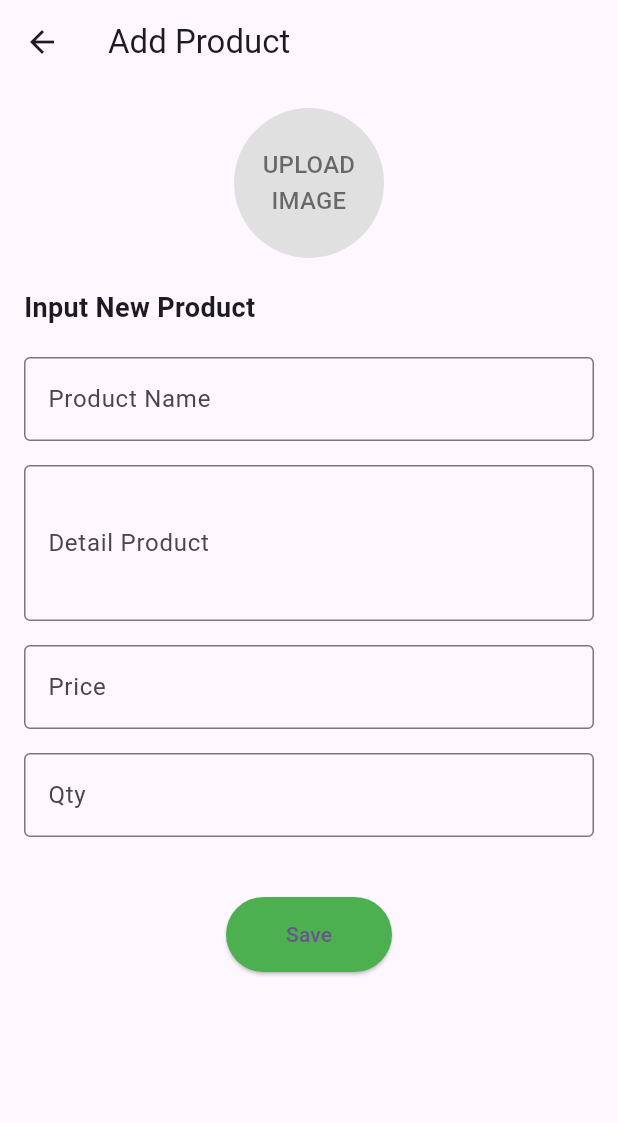
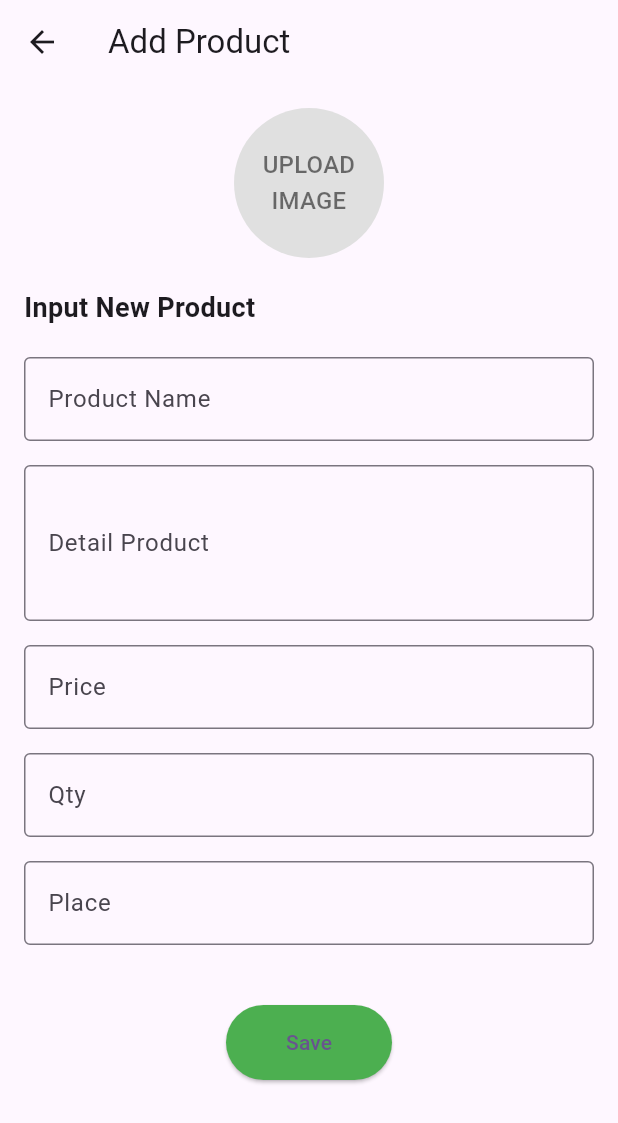
Before and after one commit to Alfaregi/inventori, a Flutter app: the AddProductPage screen opened directly, on a phone screen of 412 x 824 dp. Shown: the top 1123 px of the screen. Run offline on Flutter 3.47's test engine with Material 3 defaults, Android fonts, the phone set to English and light mode, and no system bars; our stand-ins replace get, image_picker, shared_preferences, webview_flutter; accounts and stored records are empty.

```diff
--- a/lib/admin/addproduct_admin.dart
+++ b/lib/admin/addproduct_admin.dart
@@ -27,6 +27,7 @@ class _AddProductPageState extends State<AddProductPage> {
   final TextEditingController productDetailController = TextEditingController();
   final TextEditingController priceController = TextEditingController();
   final TextEditingController qtyController = TextEditingController();
+  final TextEditingController placeController = TextEditingController();
   final ImagePicker _picker = ImagePicker();
   XFile? _image;
   String? selectedCategory; // Variable to hold the selected category
@@ -38,6 +39,7 @@ class _AddProductPageState extends State<AddProductPage> {
     productDetailController.dispose();
     priceController.dispose();
     qtyController.dispose();
+    placeController.dispose();
     super.dispose();
   }
 
@@ -51,6 +53,7 @@ class _AddProductPageState extends State<AddProductPage> {
     final String description = productDetailController.text;
     final String price = priceController.text;
     final String stock = qtyController.text;
+    final String place = placeController.text;
     // final String idCategory = selectedCategory ?? ''; // Get selected category
 
     if (_image != null) {
@@ -68,6 +71,7 @@ class _AddProductPageState extends State<AddProductPage> {
           'price': price,
           'stock': stock,
           'image': base64Image,
+          'place': place,
           // 'id_category': idCategory, // Use selected category
         },
       );
@@ -160,6 +164,8 @@ class _AddProductPageState extends State<AddProductPage> {
               SizedBox(height: 16),
               _buildTextField(qtyController, 'Qty',
                   keyboardType: TextInputType.number),
+              SizedBox(height: 16),
+              _buildTextField(placeController, 'Place'),
               SizedBox(height: 20),
               // Dropdown for category selection
               // DropdownButtonFormField<String>(
--- a/lib/admin/checkout_admin.dart
+++ b/lib/admin/checkout_admin.dart
@@ -59,7 +59,7 @@ class _CheckoutPageState extends State<CheckoutPage> {
         headers: {"Content-Type": "application/json"},
         body: json.encode({
           'status': newStatus,
-          'user_id': checkoutItems[index].userId,
+          'id': checkoutItems[index].userId,
           'product_id': checkoutItems[index].productId,
         }),
       );
@@ -222,7 +222,7 @@ class CheckoutItem {
       date: json['created_at'] as String,
       status: json['status'] as String,
       address: json['address'] as String,
-      userId: json['user_id'] ?? 0,
+      userId: json['id'] ?? 0,
       productId: json['product_id'] ?? 0,
       courier: json['courier'] as String,
     );
--- a/lib/admin/home_admin.dart
+++ b/lib/admin/home_admin.dart
@@ -206,6 +206,7 @@ class AdminHomePageContent extends StatelessWidget {
 class Product {
   final String product_id; // Add ID field
   final String name;
+  final String place;
   final String description; // Add this if you want to display the description
   final int quantity;
   final String imageUrl;
@@ -214,6 +215,7 @@ class Product {
   Product({
     required this.product_id,
     required this.name,
+    required this.place,
     required this.description,
     required this.quantity,
     required this.imageUrl,
@@ -225,6 +227,7 @@ class Product {
       product_id: json['product_id'].toString(), // Ensure ID is a string
       name: json['name'] ?? 'Unknown Product',
       description: json['description'] ?? 'No Description',
+      place: json['place'] ?? 'No Place',
       quantity: int.tryParse(json['stock'].toString()) ?? 0,
       imageUrl: json['image'] ?? '',
       price: double.tryParse(json['price'].toString()) ?? 0, // Parse price
--- a/lib/admin/updateproduct_admin.dart
+++ b/lib/admin/updateproduct_admin.dart
@@ -18,6 +18,7 @@ class _UpdateProductPage1State extends State<UpdateProductPage1> {
   // late String _description;
   late String _price; // Tetap sebagai String untuk TextFormField
   late String _stock;
+  late String _place;
 
   @override
   void initState() {
@@ -27,6 +28,7 @@ class _UpdateProductPage1State extends State<UpdateProductPage1> {
     // _description = widget.product.description;
     _price = widget.product.price.toString(); // Ambil harga dari produk
     _stock = widget.product.quantity.toString();
+    _place = widget.product.place.toString();
   }
 
   Future<void> _updateProduct() async {
@@ -38,6 +40,7 @@ class _UpdateProductPage1State extends State<UpdateProductPage1> {
         // 'description': _description,
         'price': _price,
         'stock': _stock,
+        'place': _place,
         'id_category': '1', // Sesuaikan jika perlu
       },
     );
@@ -117,6 +120,13 @@ class _UpdateProductPage1State extends State<UpdateProductPage1> {
                 validator: (value) =>
                     value!.isEmpty ? 'Please enter stock' : null,
               ),
+              // TextFormField(
+              //   initialValue: _place,
+              //   decoration: InputDecoration(labelText: 'Place'),
+              //   onSaved: (value) => _place = value ?? '',
+              //   validator: (value) =>
+              //       value!.isEmpty ? 'Please enter place' : null,
+              // ),
               SizedBox(height: 20),
               ElevatedButton(
                 onPressed: () {
--- a/lib/customer/payment_customer.dart
+++ b/lib/customer/payment_customer.dart
@@ -58,7 +58,7 @@ class _PaymentPageState extends State<PaymentPage> {
           .toList(),
       'address': addressController.text,
       'username': 'rezi', // Ganti dengan username yang sesuai
-      'user_id': userId,
+      'id': userId,
       'courier': selectedCourier,
       'location': selectedLocation,
       'ongkir': ongkir,
@@ -285,7 +285,7 @@ class _PaymentPageState extends State<PaymentPage> {
 //           .toList(),
 //       'address': addressController.text,
 //       'username': 'murod', // Ganti dengan username yang sesuai
-//       'user_id': userId, // Kirim ID pengguna yang sesuai
+//       'id': userId, // Kirim ID pengguna yang sesuai
 //     };
 
 //     final response = await http.post(
--- a/lib/owner/report_owner.dart
+++ b/lib/owner/report_owner.dart
@@ -411,7 +411,10 @@ class _OwnerReportPageState extends State<OwnerReportPage> {
   @override
   Widget build(BuildContext context) {
     int totalIncome = reportItems
-        .where((item) => item.status == 'Finish' || item.status == 'pending')
+        .where((item) =>
+            item.status == 'Finished' ||
+            item.status == 'pending' ||
+            item.status == 'delivered')
         .fold(0, (sum, item) => sum + item.price);
 
     int totalOutcome = outcomeItems.fold(0, (sum, item) => sum + item.price);
```
Also changed, not shown: lib/customer/history.dart (+5 -5 lines).
